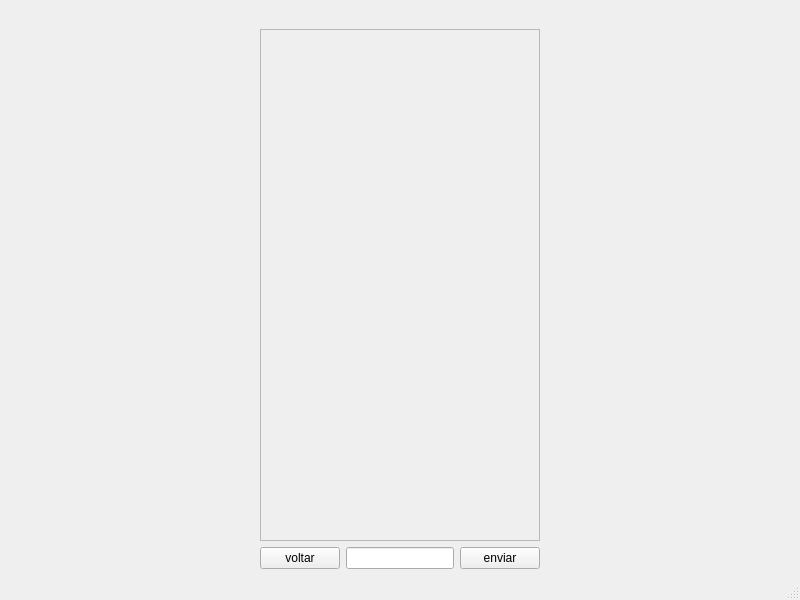
This is Cliente/ui/chat_mot.ui in Liedsonfsa/Route-Run as Qt 5 draws it before an edit. The edited form follows.
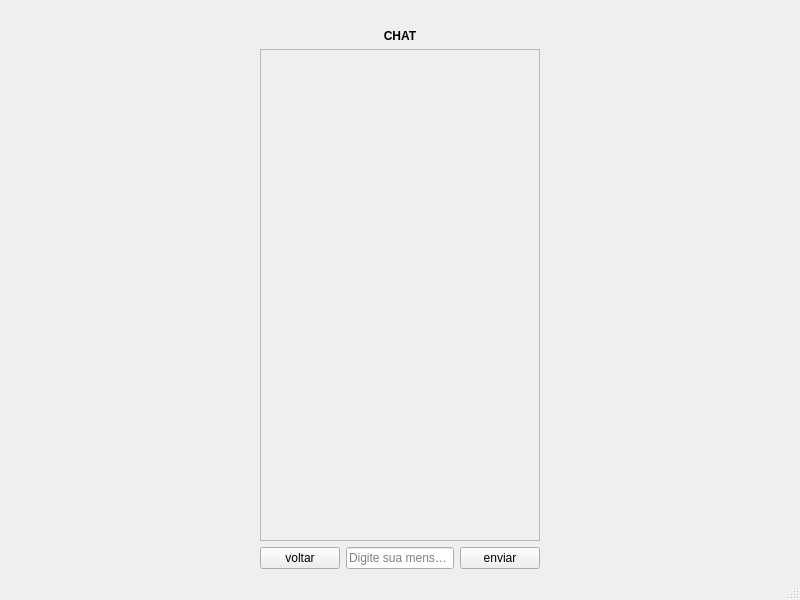
This is the edited form.

The edit to the form file:
```diff
--- a/Cliente/ui/chat_mot.ui
+++ b/Cliente/ui/chat_mot.ui
@@ -27,6 +27,13 @@
         </property>
        </widget>
       </item>
+      <item>
+       <widget class="QLabel" name="label_2">
+        <property name="text">
+         <string>&lt;html&gt;&lt;head/&gt;&lt;body&gt;&lt;p align=&quot;center&quot;&gt;&lt;span style=&quot; font-weight:600;&quot;&gt;CHAT&lt;/span&gt;&lt;/p&gt;&lt;/body&gt;&lt;/html&gt;</string>
+        </property>
+       </widget>
+      </item>
       <item>
        <widget class="QScrollArea" name="scrollArea">
         <property name="widgetResizable">
@@ -38,7 +45,7 @@
            <x>0</x>
            <y>0</y>
            <width>337</width>
-           <height>463</height>
+           <height>466</height>
           </rect>
          </property>
         </widget>
@@ -54,7 +61,11 @@
          </widget>
         </item>
         <item>
-         <widget class="QLineEdit" name="lineEdit"/>
+         <widget class="QLineEdit" name="lineEdit">
+          <property name="placeholderText">
+           <string>Digite sua mensagem</string>
+          </property>
+         </widget>
         </item>
         <item>
          <widget class="QPushButton" name="enviar">
```
Left out of the diff: 10 changed lines with no effect on the pictures.
